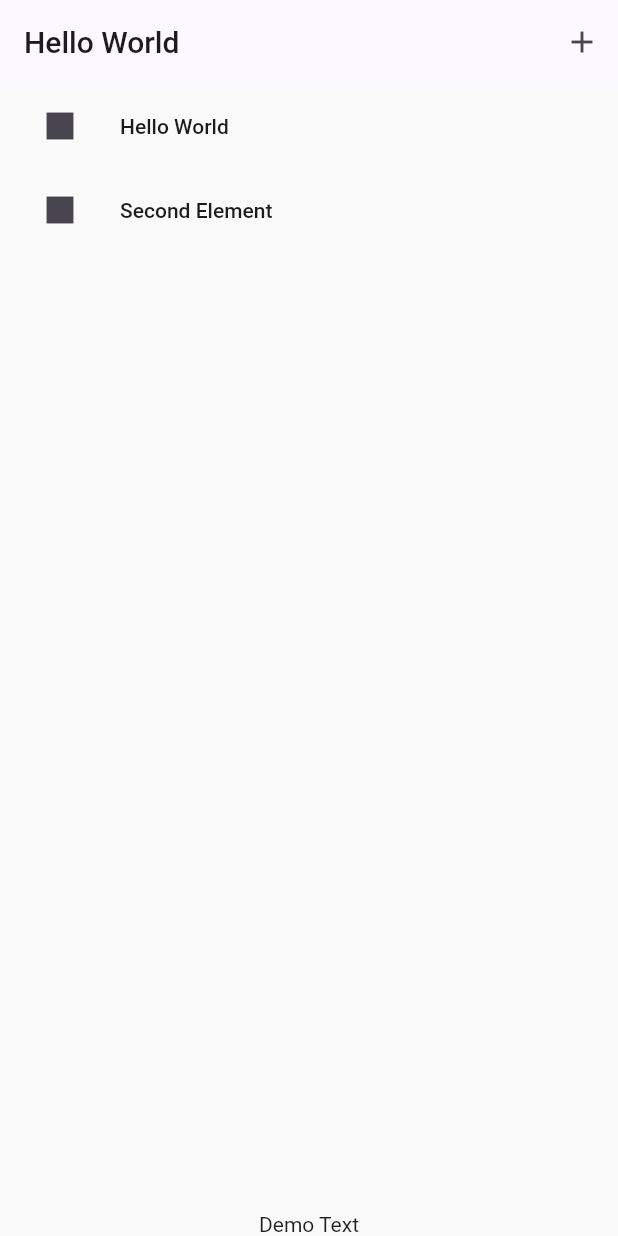
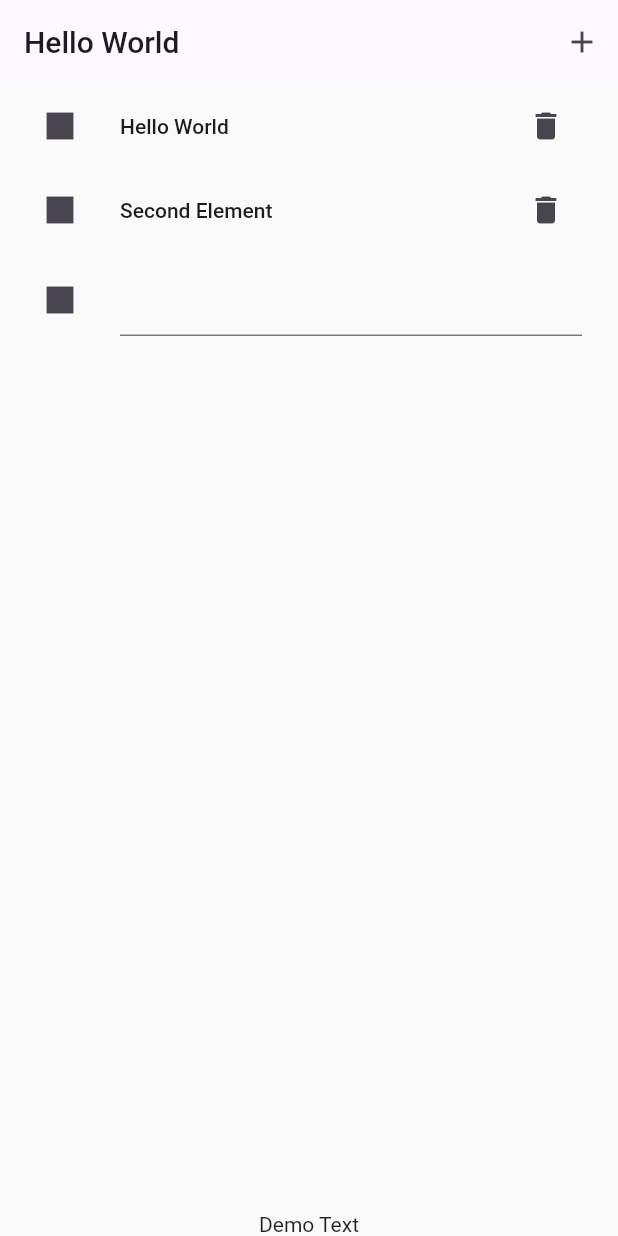
Before and after one commit to JoelStorr/flutter-todo-app, a Flutter app: the screen it shows after launch, after a tap on the "add" icon, on a phone screen of 412 x 824 dp. Run offline on Flutter 3.47's test engine with Material 2 defaults, Android fonts, the phone set to English and light mode, and no system bars.

Commit message:
Added todo Text Field

```diff
--- a/lib/screens/home.dart
+++ b/lib/screens/home.dart
@@ -9,13 +9,34 @@ class MyHomePage extends StatefulWidget {
 
 class _MyHomePageState extends State<MyHomePage> {
   bool isEdit = false;
-  List<String> todos = ['Hello World', 'Second Element'];
+  List<String?> todos = ['Hello World', 'Second Element'];
+
+  final _todoTextController = TextEditingController();
+
+  @override
+  void dispose() {
+    _todoTextController.dispose();
+    super.dispose();
+  }
+
   @override
   Widget build(BuildContext context) {
     return Scaffold(
       appBar: AppBar(
         title: const Text('Hello World'),
-        actions: [IconButton(onPressed: () {}, icon: const Icon(Icons.add))],
+        actions: [
+          IconButton(
+              onPressed: () {
+                if (todos.last == null) {
+                  return;
+                }
+
+                setState(() {
+                  todos.add(null);
+                });
+              },
+              icon: const Icon(Icons.add))
+        ],
       ),
       body: SafeArea(
         child: Column(
@@ -28,13 +49,34 @@ class _MyHomePageState extends State<MyHomePage> {
                 itemCount: todos.length,
                 itemBuilder: (ctx, index) {
                   return Expanded(
-                    child: ListTile(
+                    child: todos[index] != null
+                        ? ListTile(
                             key: Key(index.toString()),
                             leading: IconButton(
                               icon: const Icon(Icons.square),
                               onPressed: () {},
                             ),
-                      title: Text(todos[index]),
+                            title: Text(todos[index]!),
+                            trailing: IconButton(
+                              icon: const Icon(Icons.delete),
+                              onPressed: () {},
+                            ),
+                          )
+                        : ListTile(
+                            key: Key(index.toString()),
+                            leading: IconButton(
+                              icon: const Icon(Icons.square),
+                              onPressed: () {},
+                            ),
+                            title: TextField(
+                              controller: _todoTextController,
+                              onSubmitted: (String value) {
+                                setState(() {
+                                  todos[index] = value;
+                                  _todoTextController.clear();
+                                });
+                              },
+                            ),
                           ),
                   );
                 },
```
Lines whose indentation alone changed are shown as unchanged.
